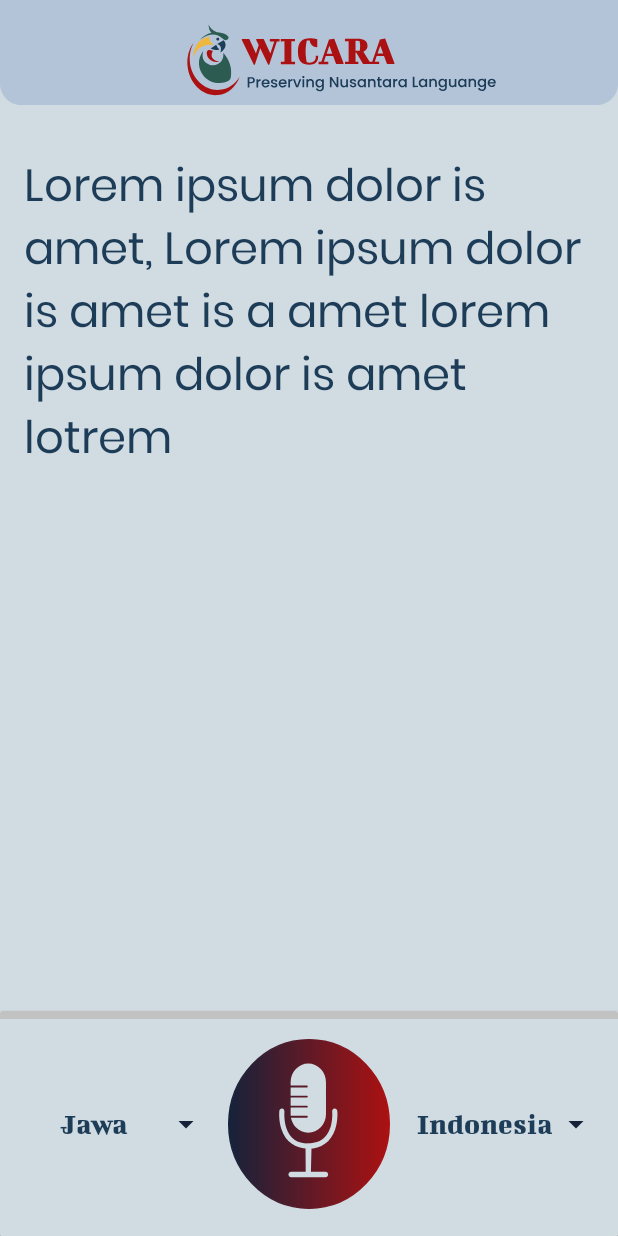
After one commit to faizul14/WICARA, an Android app: the layout activity_spech_to_text.xml on its own in the app's theme, with its tools: preview values and no code run, on a phone screen of 412 x 824 dp. The commit adds this screen. Run offline under Robolectric (Android 15) with nearby library versions, the phone set to English and light mode, and no system bars.

Commit message:
add fitur spech to text or main fitur

```diff
--- a/WICARA/app/src/main/AndroidManifest.xml
+++ b/WICARA/app/src/main/AndroidManifest.xml
@@ -9,6 +9,9 @@
         android:roundIcon="@mipmap/ic_launcher_round"
         android:supportsRtl="true"
         android:theme="@style/Theme.WICARA">
+        <activity
+            android:name=".ui.SpechToTextActivity"
+            android:exported="false" />
         <activity
             android:name=".ui.VidioActivity"
             android:exported="false" />
--- /dev/null
+++ b/WICARA/app/src/main/java/com/CapstoneProject/wicara/ui/SpechToTextActivity.kt
@@ -0,0 +1,23 @@
+package com.CapstoneProject.wicara.ui
+
+import androidx.appcompat.app.AppCompatActivity
+import android.os.Bundle
+import com.CapstoneProject.wicara.R
+import com.CapstoneProject.wicara.databinding.ActivitySpechToTextBinding
+
+class SpechToTextActivity : AppCompatActivity() {
+    private var binding : ActivitySpechToTextBinding? = null
+
+    override fun onCreate(savedInstanceState: Bundle?) {
+        super.onCreate(savedInstanceState)
+        binding = ActivitySpechToTextBinding.inflate(layoutInflater)
+        setContentView(binding?.root)
+        supportActionBar?.hide()
+
+    }
+
+    override fun onDestroy() {
+        super.onDestroy()
+        binding = null
+    }
+}
--- a/WICARA/app/src/main/java/com/CapstoneProject/wicara/ui/home/HomeFragment.kt
+++ b/WICARA/app/src/main/java/com/CapstoneProject/wicara/ui/home/HomeFragment.kt
@@ -14,6 +14,7 @@ import androidx.lifecycle.ViewModelProvider
 import com.CapstoneProject.wicara.R
 import com.CapstoneProject.wicara.databinding.FragmentHomeBinding
 import com.CapstoneProject.wicara.ui.ArtikelActivity
+import com.CapstoneProject.wicara.ui.SpechToTextActivity
 import com.CapstoneProject.wicara.ui.TextToTextActivity
 import com.CapstoneProject.wicara.ui.VidioActivity
 
@@ -76,7 +77,8 @@ class HomeFragment : Fragment(), View.OnClickListener {
     override fun onClick(p0: View?) {
         when(p0?.id){
             R.id.card_view1 -> {
-                Toast.makeText(requireActivity(), "ini di tekan", Toast.LENGTH_SHORT).show()
+                val move = Intent(requireActivity(), SpechToTextActivity::class.java)
+                startActivity(move)
             }
             R.id.card_view2 -> {
                 val move = Intent(requireActivity(), TextToTextActivity::class.java)
--- /dev/null
+++ b/WICARA/app/src/main/res/drawable/micropone_ic.xml
@@ -0,0 +1,39 @@
+<vector xmlns:android="http://schemas.android.com/apk/res/android"
+    xmlns:aapt="http://schemas.android.com/aapt"
+    android:width="108dp"
+    android:height="113dp"
+    android:viewportWidth="108"
+    android:viewportHeight="113">
+  <path
+      android:strokeWidth="1"
+      android:pathData="M54,112.5C83.569,112.5 107.5,87.406 107.5,56.5C107.5,25.594 83.569,0.5 54,0.5C24.431,0.5 0.5,25.594 0.5,56.5C0.5,87.406 24.431,112.5 54,112.5Z"
+      android:strokeColor="#1C3C57">
+    <aapt:attr name="android:fillColor">
+      <gradient
+          android:startY="56.5"
+          android:startX="1"
+          android:endY="56.5"
+          android:endX="107"
+          android:type="linear">
+        <item android:offset="0" android:color="#FF16223A"/>
+        <item android:offset="1" android:color="#FFAB1112"/>
+      </gradient>
+    </aapt:attr>
+  </path>
+  <path
+      android:pathData="M53.533,62.362C50.401,62.362 47.425,61.052 45.213,58.729C43.716,57.158 42.64,55.194 42.116,53.041L41.933,52.289H52.621C52.939,52.289 53.195,52.02 53.195,51.686C53.195,51.353 52.939,51.084 52.621,51.084H41.785L41.762,50.506C41.755,50.336 41.752,50.166 41.752,49.996V45.579H52.621C52.939,45.579 53.195,45.309 53.195,44.976C53.195,44.643 52.939,44.374 52.621,44.374H41.752V38.869H52.621C52.939,38.869 53.195,38.599 53.195,38.266C53.195,37.933 52.939,37.664 52.621,37.664H41.752V32.159H52.621C52.939,32.159 53.195,31.889 53.195,31.556C53.195,31.223 52.939,30.954 52.621,30.954H41.752V28.68C41.752,25.392 43,22.269 45.213,19.947C47.425,17.624 50.401,16.314 53.533,16.314C56.665,16.314 59.64,17.624 61.852,19.947C64.065,22.269 65.313,25.392 65.313,28.68V49.996C65.313,53.284 64.065,56.407 61.852,58.729C59.64,61.052 56.665,62.362 53.533,62.362Z"
+      android:fillColor="#D1DBE2"
+      android:fillType="evenOdd"/>
+  <path
+      android:pathData="M53.485,73.02H53.484C53.44,73.02 53.397,73.018 53.354,73.016C44.873,72.655 38.494,68.56 35.633,60.034C34.734,57.353 34.268,54.474 34.144,51.639C34.089,50.384 34.089,49.07 34.204,47.816C34.295,46.83 35.136,46.098 36.076,46.191C37.017,46.285 37.715,47.17 37.625,48.157C37.524,49.261 37.525,50.429 37.569,51.534C37.669,54.018 38.053,56.554 38.818,58.91C41.158,66.112 46.327,69.438 53.51,69.415C53.527,69.415 53.543,69.415 53.56,69.415C60.738,69.424 65.91,66.095 68.25,58.896C69.015,56.543 69.399,54.01 69.498,51.528C69.543,50.425 69.543,49.259 69.442,48.157C69.352,47.17 70.051,46.285 70.991,46.191C71.931,46.098 72.772,46.828 72.863,47.814C72.899,48.181 72.919,48.553 72.933,48.922C72.97,49.845 72.964,50.773 72.922,51.697C72.793,54.536 72.321,57.419 71.413,60.102C68.529,68.625 62.122,72.683 53.642,73.018L53.639,73.019C53.63,73.019 53.62,73.019 53.61,73.02L53.602,73.02L53.6,73.02H53.579L53.548,73.021L53.534,73.021L53.52,73.021L53.485,73.02Z"
+      android:fillColor="#D1DBE2"
+      android:fillType="evenOdd"/>
+  <path
+      android:pathData="M51.81,89.181L51.681,71.218C51.673,70.147 52.56,69.372 53.553,69.41C54.435,69.445 55.729,69.977 55.702,71.084L55.253,89.192C55.229,90.18 54.48,90.984 53.532,90.984C52.581,90.984 51.817,90.176 51.81,89.181Z"
+      android:fillColor="#D1DBE2"
+      android:fillType="evenOdd"/>
+  <path
+      android:pathData="M65.03,91.887H42.039C41.089,91.887 40.317,91.078 40.317,90.08C40.317,89.081 41.089,88.272 42.039,88.272H65.03C65.981,88.272 66.752,89.081 66.752,90.08C66.752,91.078 65.981,91.887 65.03,91.887Z"
+      android:fillColor="#D1DBE2"
+      android:fillType="evenOdd"/>
+</vector>
--- /dev/null
+++ b/WICARA/app/src/main/res/layout/activity_spech_to_text.xml
@@ -0,0 +1,108 @@
+<?xml version="1.0" encoding="utf-8"?>
+<androidx.constraintlayout.widget.ConstraintLayout xmlns:android="http://schemas.android.com/apk/res/android"
+    xmlns:app="http://schemas.android.com/apk/res-auto"
+    xmlns:tools="http://schemas.android.com/tools"
+    android:layout_width="match_parent"
+    android:layout_height="match_parent"
+    android:background="@drawable/bg_color"
+    tools:context=".ui.SpechToTextActivity">
+    <View
+        android:id="@+id/view5"
+        android:layout_width="match_parent"
+        android:layout_height="70dp"
+        android:background="@drawable/header_ic2"
+        app:layout_constraintEnd_toEndOf="parent"
+        app:layout_constraintHorizontal_bias="0.0"
+        app:layout_constraintStart_toStartOf="parent"
+        app:layout_constraintTop_toTopOf="parent" />
+
+    <TextView
+        android:layout_width="match_parent"
+        android:layout_height="350dp"
+        android:layout_marginStart="16dp"
+        android:layout_marginTop="32dp"
+        android:layout_marginEnd="16dp"
+        android:fontFamily="@font/poppinsregular"
+        android:textAlignment="textStart"
+        android:text="@string/description_ex"
+        android:textSize="30sp"
+        android:scrollbars="vertical"
+        android:textColor="@color/textcolor"
+        app:layout_constraintEnd_toEndOf="parent"
+        app:layout_constraintStart_toStartOf="parent"
+        app:layout_constraintTop_toBottomOf="@+id/view5" />
+
+    <androidx.cardview.widget.CardView
+        android:layout_width="match_parent"
+        android:layout_height="150dp"
+        app:layout_constraintBottom_toBottomOf="parent"
+        app:layout_constraintEnd_toEndOf="parent"
+        app:layout_constraintStart_toStartOf="parent">
+
+        <androidx.constraintlayout.widget.ConstraintLayout
+            android:layout_width="match_parent"
+            android:layout_height="match_parent"
+            android:background="@drawable/bg_color">
+
+            <View
+                android:layout_width="match_parent"
+                android:layout_height="5dp"
+                android:background="@color/c2"
+                app:layout_constraintEnd_toEndOf="parent"
+                app:layout_constraintStart_toStartOf="parent"
+                app:layout_constraintTop_toTopOf="parent" />
+
+            <TextView
+                android:id="@+id/txt_bahasa1"
+                android:layout_width="120dp"
+                android:gravity="center"
+                android:layout_height="wrap_content"
+                android:layout_marginStart="16dp"
+                android:layout_marginTop="16dp"
+                android:layout_marginBottom="16dp"
+                android:drawableRight="@drawable/dropdown_ic"
+                android:drawablePadding="2dp"
+                android:fontFamily="@font/bigshotone"
+                android:text="Jawa"
+                android:textColor="@color/textcolor"
+                android:textSize="20sp"
+                app:layout_constraintBottom_toBottomOf="parent"
+                app:layout_constraintStart_toStartOf="parent"
+                app:layout_constraintTop_toTopOf="parent" />
+
+            <TextView
+                android:id="@+id/txt_bahasa2"
+                android:layout_width="120dp"
+                android:gravity="center"
+                android:layout_height="wrap_content"
+                android:layout_marginTop="16dp"
+                android:layout_marginEnd="16dp"
+                android:layout_marginBottom="16dp"
+                android:drawableRight="@drawable/dropdown_ic"
+                android:drawablePadding="2dp"
+                android:fontFamily="@font/bigshotone"
+                android:text="Indonesia"
+                android:textColor="@color/textcolor"
+                android:textSize="20sp"
+                app:layout_constraintBottom_toBottomOf="parent"
+                app:layout_constraintEnd_toEndOf="parent"
+                app:layout_constraintTop_toTopOf="parent" />
+
+            <ImageButton
+                android:id="@+id/imgbtn_mic"
+                android:layout_width="wrap_content"
+                android:layout_height="wrap_content"
+                android:layout_marginTop="8dp"
+                android:layout_marginBottom="8dp"
+                android:src="@drawable/micropone_ic"
+                android:background="?android:selectableItemBackground"
+                app:layout_constraintBottom_toBottomOf="parent"
+                app:layout_constraintEnd_toStartOf="@+id/txt_bahasa2"
+                app:layout_constraintStart_toEndOf="@+id/txt_bahasa1"
+                app:layout_constraintTop_toTopOf="parent" />
+
+        </androidx.constraintlayout.widget.ConstraintLayout>
+
+    </androidx.cardview.widget.CardView>
+
+</androidx.constraintlayout.widget.ConstraintLayout>
--- a/WICARA/app/src/main/res/values/colors.xml
+++ b/WICARA/app/src/main/res/values/colors.xml
@@ -12,4 +12,5 @@
     <color name="textcolortittle">#AB1112</color>
     <color name="backgroundcolor">#D1DBE2</color>
     <color name="cardcolor">#EEB740</color>
+    <color name="c2">#C2C2C2</color>
 </resources>
```
